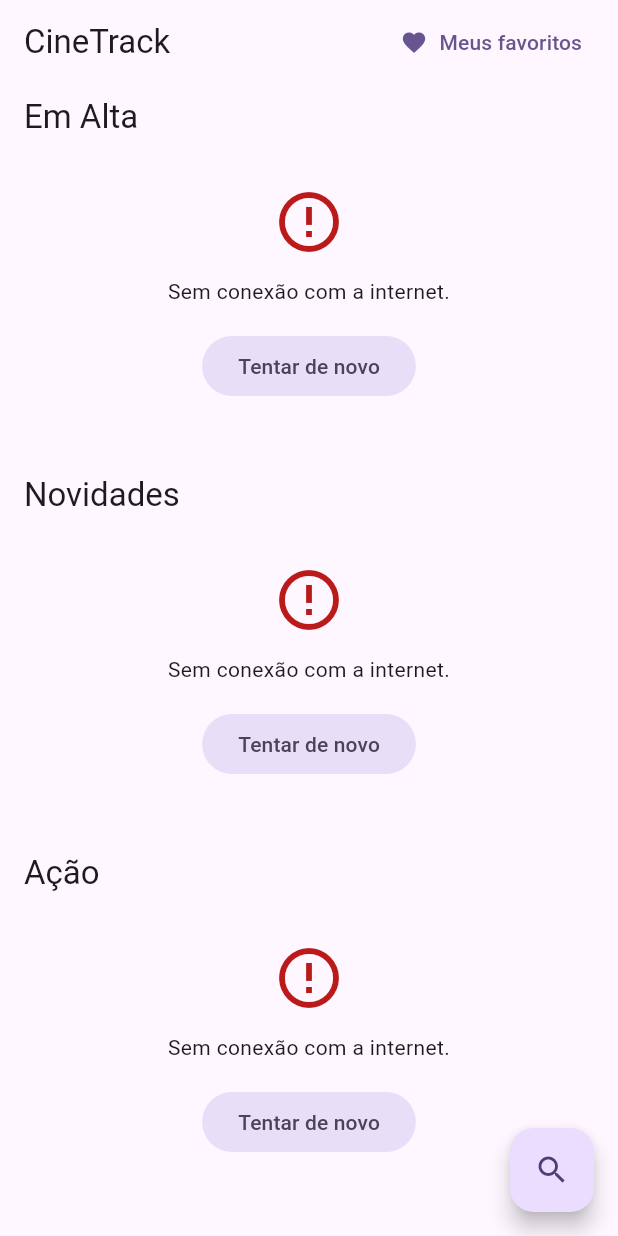
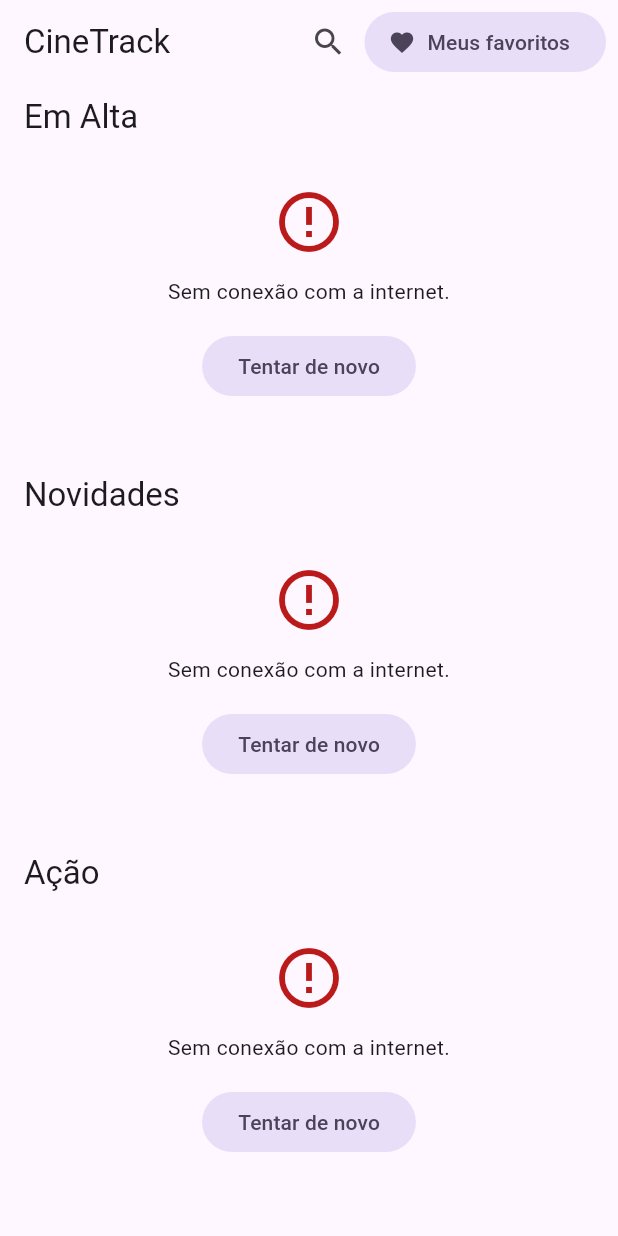
Before and after one commit to celsofabri/cinetrack, a Flutter app: the screen it shows after launch, on a phone screen of 412 x 824 dp. Run offline on Flutter 3.47's test engine with Material 3 defaults, Android fonts, the phone set to English and light mode, and no system bars; our stand-ins replace cached_network_image, flutter_dotenv, flutter_riverpod, go_router, hive_flutter; accounts and stored records are empty; network calls fail.

Commit message:
feat: put search and favorites buttons in the home top bar
Co-Authored-By: Claude Sonnet 5.5 <noreply@anthropic.com>

```diff
--- a/lib/screens/home_screen.dart
+++ b/lib/screens/home_screen.dart
@@ -21,17 +21,18 @@ class HomeScreen extends ConsumerWidget {
       appBar: AppBar(
         title: const Text('CineTrack'),
         actions: [
-          TextButton.icon(
+          IconButton(
+            tooltip: 'Buscar',
+            icon: const Icon(Icons.search),
+            onPressed: () => context.push('/search'),
+          ),
+          FilledButton.tonalIcon(
             onPressed: () => context.push('/favorites'),
             icon: const Icon(Icons.favorite),
             label: const Text('Meus favoritos'),
           ),
           const SizedBox(width: 8),
         ],
-      ),
-      floatingActionButton: FloatingActionButton(
-        onPressed: () => context.push('/search'),
-        child: const Icon(Icons.search),
       ),
       body: ListView(
         children: [
```
Also changed, not shown: lib/screens/favorites_screen.dart (+9 -4 lines).
